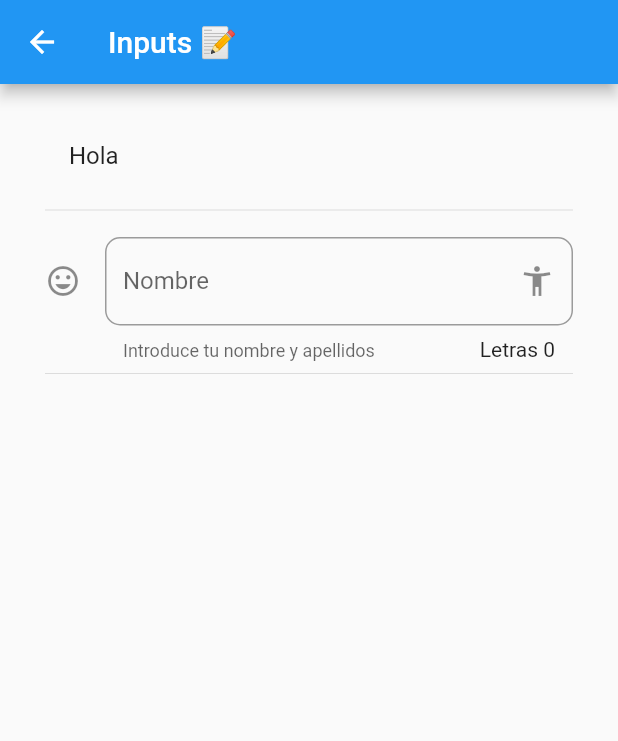
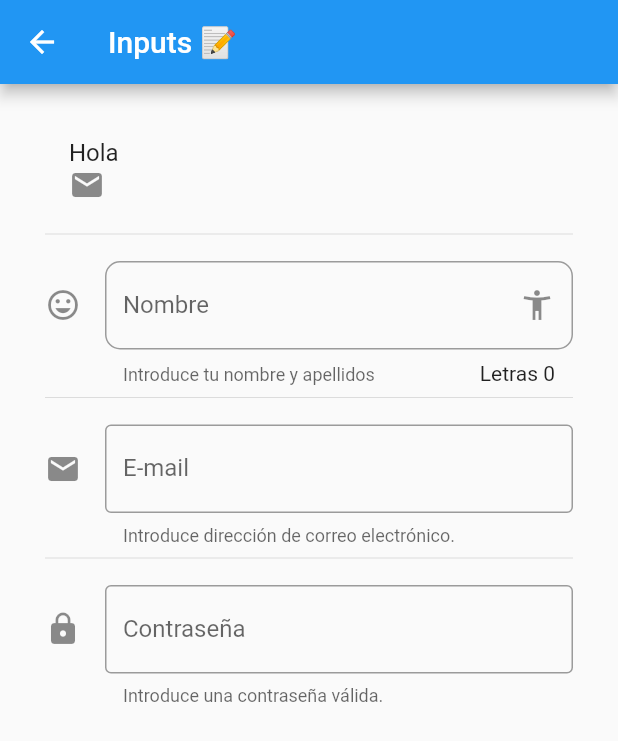
Before and after one commit to JHORJE18/Flutter_Componentes, a Flutter app: the InputPage screen opened by its route, on a phone screen of 412 x 824 dp. Shown: the top 741 px of the screen. Run offline on Flutter 3.47's test engine with Material 2 defaults, Android fonts, the phone set to English and light mode, and no system bars.

Commit message:
EmailInput & PasswordInput

```diff
--- a/lib/src/pages/input_page.dart
+++ b/lib/src/pages/input_page.dart
@@ -7,6 +7,8 @@ class InputPage extends StatefulWidget {
 
 class _InputPageState extends State<InputPage> {
   String _nombre = '';
+  String _email = '';
+  String _password = '';
 
   @override
   Widget build(BuildContext context) {
@@ -19,12 +21,25 @@ class _InputPageState extends State<InputPage> {
         children: [
           ListTile(
             title: Text('Hola $_nombre'),
+            subtitle: Row(
+              children: [
+                Icon(Icons.email),
+                SizedBox(
+                  width: 5,
+                ),
+                Text('$_email')
+              ],
+            ),
           ),
           Divider(),
           SizedBox(height: 10),
           _crearInput(),
           Divider(),
           SizedBox(height: 10),
+          _crearEmail(),
+          Divider(),
+          SizedBox(height: 10),
+          _crearPassword()
         ],
       ),
     );
@@ -47,4 +62,34 @@ class _InputPageState extends State<InputPage> {
       },
     );
   }
+
+  Widget _crearEmail() {
+    return TextField(
+      keyboardType: TextInputType.emailAddress,
+      decoration: InputDecoration(
+          border: OutlineInputBorder(),
+          hintText: 'your@mail.com',
+          labelText: 'E-mail',
+          helperText: 'Introduce dirección de correo electrónico.',
+          icon: Icon(Icons.mail)),
+      onChanged: (value) => setState(() {
+        _email = value;
+      }),
+    );
+  }
+
+  Widget _crearPassword() {
+    return TextField(
+      obscureText: true,
+      decoration: InputDecoration(
+          border: OutlineInputBorder(),
+          hintText: '********',
+          labelText: 'Contraseña',
+          helperText: 'Introduce una contraseña válida.',
+          icon: Icon(Icons.lock)),
+      onChanged: (value) => setState(() {
+        _password = value;
+      }),
+    );
+  }
 }
```
Also changed, not shown: 1 other file.
